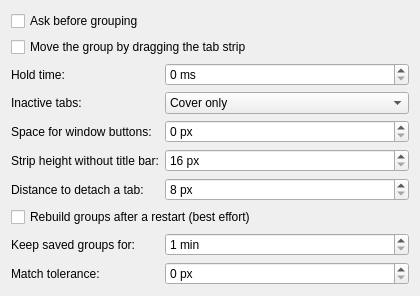
Qt form contents/ui/config.ui (fpfcmsr/kwin-tabgroups) before a commit.
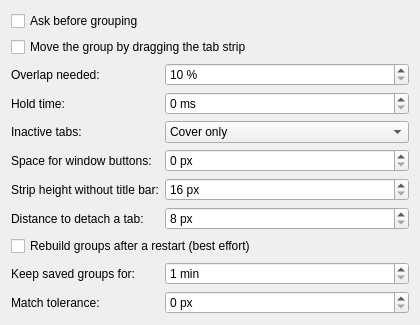
The same form after that commit.

The edit to the form file:
```diff
--- a/contents/ui/config.ui
+++ b/contents/ui/config.ui
@@ -25,6 +25,26 @@
      </property>
     </widget>
    </item>
+   <item row="2" column="0">
+    <widget class="QLabel" name="overlapLabel">
+     <property name="text">
+      <string>Overlap needed:</string>
+     </property>
+    </widget>
+   </item>
+   <item row="2" column="1">
+    <widget class="QSpinBox" name="kcfg_OverlapThreshold">
+     <property name="suffix">
+      <string> %</string>
+     </property>
+     <property name="minimum">
+      <number>10</number>
+     </property>
+     <property name="maximum">
+      <number>100</number>
+     </property>
+    </widget>
+   </item>
    <item row="3" column="0">
     <widget class="QLabel" name="dwellLabel">
      <property name="text">
```
